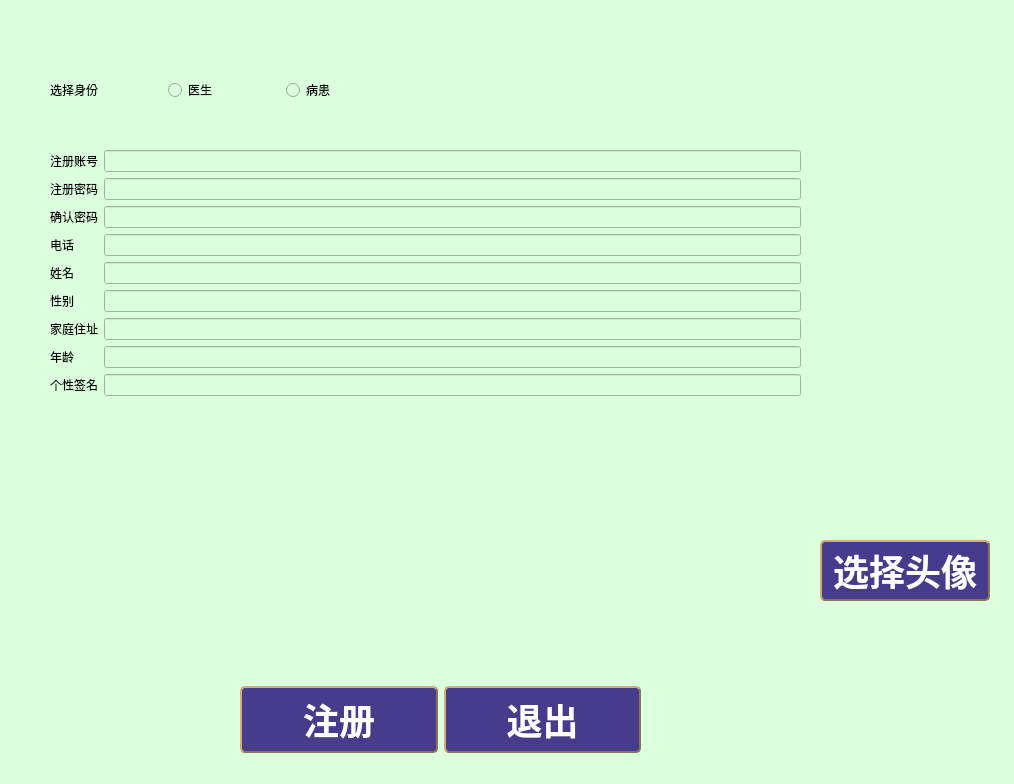
Above: SmartAidUI/enroll.ui from EatableSoap/SmartAid before the change. Below: the same form after it.
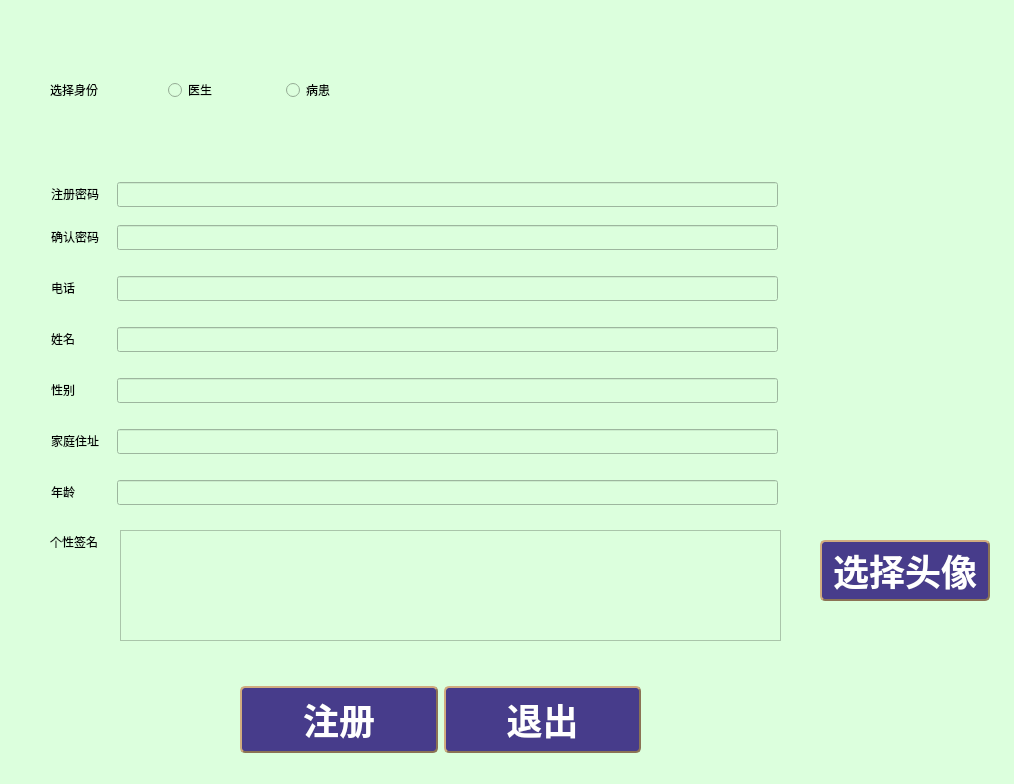
That is the form after the change.

Diff of the .ui file:
```diff
--- a/SmartAidUI/enroll.ui
+++ b/SmartAidUI/enroll.ui
@@ -30,108 +30,6 @@
     <string/>
    </property>
   </widget>
-  <widget class="QWidget" name="formLayoutWidget">
-   <property name="geometry">
-    <rect>
-     <x>50</x>
-     <y>150</y>
-     <width>751</width>
-     <height>497</height>
-    </rect>
-   </property>
-   <layout class="QFormLayout" name="formLayout">
-    <item row="0" column="0">
-     <widget class="QLabel" name="label">
-      <property name="text">
-       <string>注册账号</string>
-      </property>
-     </widget>
-    </item>
-    <item row="0" column="1">
-     <widget class="QLineEdit" name="name"/>
-    </item>
-    <item row="1" column="0">
-     <widget class="QLabel" name="label_2">
-      <property name="text">
-       <string>注册密码</string>
-      </property>
-     </widget>
-    </item>
-    <item row="1" column="1">
-     <widget class="QLineEdit" name="password1"/>
-    </item>
-    <item row="2" column="0">
-     <widget class="QLabel" name="label_9">
-      <property name="text">
-       <string>确认密码</string>
-      </property>
-     </widget>
-    </item>
-    <item row="2" column="1">
-     <widget class="QLineEdit" name="password2"/>
-    </item>
-    <item row="3" column="0">
-     <widget class="QLabel" name="label_6">
-      <property name="text">
-       <string>电话</string>
-      </property>
-     </widget>
-    </item>
-    <item row="3" column="1">
-     <widget class="QLineEdit" name="phone"/>
-    </item>
-    <item row="4" column="0">
-     <widget class="QLabel" name="label_8">
-      <property name="text">
-       <string>姓名</string>
-      </property>
-     </widget>
-    </item>
-    <item row="4" column="1">
-     <widget class="QLineEdit" name="Name"/>
-    </item>
-    <item row="5" column="0">
-     <widget class="QLabel" name="label_5">
-      <property name="text">
-       <string>性别</string>
-      </property>
-     </widget>
-    </item>
-    <item row="5" column="1">
-     <widget class="QLineEdit" name="sex"/>
-    </item>
-    <item row="7" column="0">
-     <widget class="QLabel" name="label_7">
-      <property name="text">
-       <string>家庭住址</string>
-      </property>
-     </widget>
-    </item>
-    <item row="7" column="1">
-     <widget class="QLineEdit" name="address"/>
-    </item>
-    <item row="8" column="0">
-     <widget class="QLabel" name="label_4">
-      <property name="text">
-       <string>年龄</string>
-      </property>
-     </widget>
-    </item>
-    <item row="8" column="1">
-     <widget class="QLineEdit" name="age"/>
-    </item>
-    <item row="9" column="0">
-     <widget class="QLabel" name="label_11">
-      <property name="text">
-       <string>个性签名</string>
-      </property>
-     </widget>
-    </item>
-    <item row="9" column="1">
-     <widget class="QLineEdit" name="signature"/>
-    </item>
-   </layout>
-  </widget>
   <widget class="QWidget" name="horizontalLayoutWidget">
    <property name="geometry">
     <rect>
@@ -307,6 +205,190 @@
     <string>选择头像</string>
    </property>
   </widget>
+  <widget class="QTextEdit" name="signature">
+   <property name="geometry">
+    <rect>
+     <x>120</x>
+     <y>530</y>
+     <width>661</width>
+     <height>111</height>
+    </rect>
+   </property>
+  </widget>
+  <widget class="QLabel" name="label_2">
+   <property name="geometry">
+    <rect>
+     <x>51</x>
+     <y>182</y>
+     <width>60</width>
+     <height>23</height>
+    </rect>
+   </property>
+   <property name="text">
+    <string>注册密码</string>
+   </property>
+  </widget>
+  <widget class="QLineEdit" name="password1">
+   <property name="geometry">
+    <rect>
+     <x>117</x>
+     <y>182</y>
+     <width>661</width>
+     <height>25</height>
+    </rect>
+   </property>
+  </widget>
+  <widget class="QLabel" name="label_9">
+   <property name="geometry">
+    <rect>
+     <x>51</x>
+     <y>225</y>
+     <width>60</width>
+     <height>23</height>
+    </rect>
+   </property>
+   <property name="text">
+    <string>确认密码</string>
+   </property>
+  </widget>
+  <widget class="QLineEdit" name="password2">
+   <property name="geometry">
+    <rect>
+     <x>117</x>
+     <y>225</y>
+     <width>661</width>
+     <height>25</height>
+    </rect>
+   </property>
+  </widget>
+  <widget class="QLabel" name="label_6">
+   <property name="geometry">
+    <rect>
+     <x>51</x>
+     <y>276</y>
+     <width>30</width>
+     <height>23</height>
+    </rect>
+   </property>
+   <property name="text">
+    <string>电话</string>
+   </property>
+  </widget>
+  <widget class="QLineEdit" name="phone">
+   <property name="geometry">
+    <rect>
+     <x>117</x>
+     <y>276</y>
+     <width>661</width>
+     <height>25</height>
+    </rect>
+   </property>
+  </widget>
+  <widget class="QLabel" name="label_8">
+   <property name="geometry">
+    <rect>
+     <x>51</x>
+     <y>327</y>
+     <width>30</width>
+     <height>23</height>
+    </rect>
+   </property>
+   <property name="text">
+    <string>姓名</string>
+   </property>
+  </widget>
+  <widget class="QLineEdit" name="Name">
+   <property name="geometry">
+    <rect>
+     <x>117</x>
+     <y>327</y>
+     <width>661</width>
+     <height>25</height>
+    </rect>
+   </property>
+  </widget>
+  <widget class="QLabel" name="label_5">
+   <property name="geometry">
+    <rect>
+     <x>51</x>
+     <y>378</y>
+     <width>30</width>
+     <height>23</height>
+    </rect>
+   </property>
+   <property name="text">
+    <string>性别</string>
+   </property>
+  </widget>
+  <widget class="QLineEdit" name="sex">
+   <property name="geometry">
+    <rect>
+     <x>117</x>
+     <y>378</y>
+     <width>661</width>
+     <height>25</height>
+    </rect>
+   </property>
+  </widget>
+  <widget class="QLabel" name="selfinfo">
+   <property name="geometry">
+    <rect>
+     <x>51</x>
+     <y>429</y>
+     <width>60</width>
+     <height>23</height>
+    </rect>
+   </property>
+   <property name="text">
+    <string>家庭住址</string>
+   </property>
+  </widget>
+  <widget class="QLineEdit" name="address">
+   <property name="geometry">
+    <rect>
+     <x>117</x>
+     <y>429</y>
+     <width>661</width>
+     <height>25</height>
+    </rect>
+   </property>
+  </widget>
+  <widget class="QLabel" name="label_4">
+   <property name="geometry">
+    <rect>
+     <x>51</x>
+     <y>480</y>
+     <width>30</width>
+     <height>23</height>
+    </rect>
+   </property>
+   <property name="text">
+    <string>年龄</string>
+   </property>
+  </widget>
+  <widget class="QLineEdit" name="age">
+   <property name="geometry">
+    <rect>
+     <x>117</x>
+     <y>480</y>
+     <width>661</width>
+     <height>25</height>
+    </rect>
+   </property>
+  </widget>
+  <widget class="QLabel" name="label_11">
+   <property name="geometry">
+    <rect>
+     <x>50</x>
+     <y>530</y>
+     <width>60</width>
+     <height>23</height>
+    </rect>
+   </property>
+   <property name="text">
+    <string>个性签名</string>
+   </property>
+  </widget>
  </widget>
  <resources/>
  <connections/>
```
